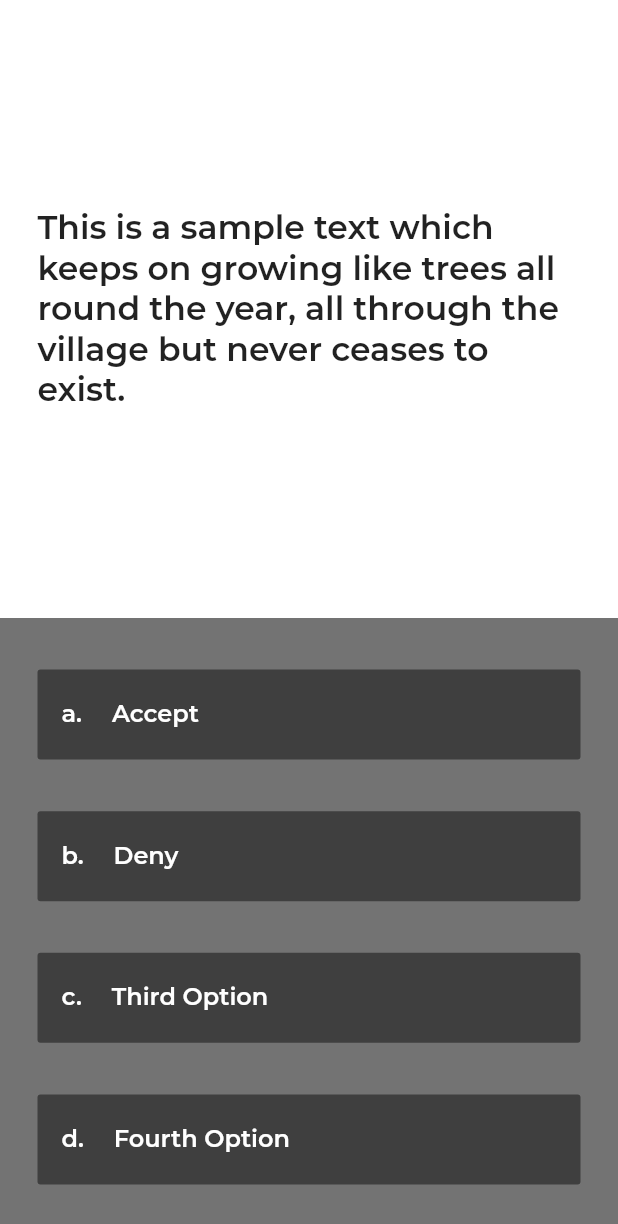
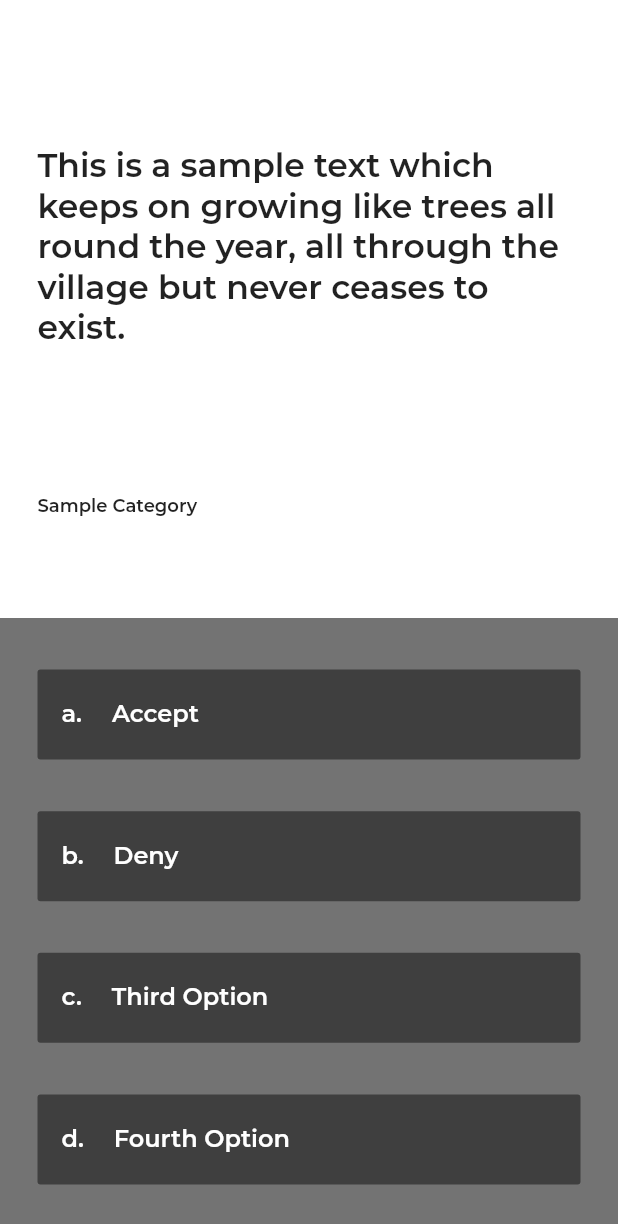
Before and after one commit to ArcherN9/LearningFlutter, a Flutter app: the screen it shows after launch, on a phone screen of 412 x 824 dp. Shown: the top 1224 px of the screen. Run offline on Flutter 3.47's test engine with Material 2 defaults, Android fonts, the phone set to English and light mode, and no system bars; our stand-ins replace audioplayers.

Commit message:
Rationale:
1. Modified Question Tile to include Category section along with the
   question and modified widgets for reusability

```diff
--- a/Quizzler/lib/Home/home.dart
+++ b/Quizzler/lib/Home/home.dart
@@ -28,7 +28,8 @@ class TopQuestionSection extends StatelessWidget {
     return Container(
       color: Colors.white,
       child: QuestionTile.builder(
-          'This is a sample text which keeps on growing like trees all round the year, all through the village but never ceases to exist.'),
+          'This is a sample text which keeps on growing like trees all round the year, all through the village but never ceases to exist.',
+          'Sample Category'),
     );
   }
 }
--- a/Quizzler/lib/Widgets/QuestionTile.dart
+++ b/Quizzler/lib/Widgets/QuestionTile.dart
@@ -4,37 +4,71 @@ class QuestionTile extends StatefulWidget {
   // The question to be displayed to the user
   String strQuestion;
 
-  QuestionTile.builder(this.strQuestion);
+  // The Domain / category of the question
+  String strDomain;
+
+  QuestionTile.builder(this.strQuestion, this.strDomain);
 
   @override
-  State<StatefulWidget> createState() => _QuestionTile(strQuestion);
+  State<StatefulWidget> createState() => _QuestionTile(strQuestion, strDomain);
 }
 
 class _QuestionTile extends State<QuestionTile> {
   // The question to be displayed to the user
   String strQuestion;
 
-  _QuestionTile(this.strQuestion);
+  // The Domain / category of the question
+  String strDomain;
+
+  _QuestionTile(this.strQuestion, this.strDomain);
 
   @override
   Widget build(BuildContext context) {
-    return Container(
+    return Column(
+        crossAxisAlignment: CrossAxisAlignment.start,
+        mainAxisSize: MainAxisSize.max,
+        children: [
+          Expanded(
+            flex: 4,
             child: Center(
               child: Padding(
-          padding: EdgeInsets.only(left: 25, right: 25),
+                padding: getQuestionTileMargins(),
                 child: Text(
                   this.strQuestion,
-            style: TextStyle(
-              color: Colors.black87,
-              fontWeight: FontWeight.bold,
-              fontSize: 22,
-              fontFamily: 'Montserrat',
-            ),
+                  style: getQuestionTileTextStyle(22),
                   softWrap: true,
                   textAlign: TextAlign.left,
                 ),
               ),
             ),
+          ),
+          Expanded(
+            flex: 1,
+            child: Padding(
+              padding: getQuestionTileMargins(),
+              child: Text(
+                this.strDomain,
+                style: getQuestionTileTextStyle(12),
+                softWrap: true,
+                textAlign: TextAlign.left,
+              ),
+            ),
+          ),
+        ]);
+  }
+
+  // Creates and returns edge insets for the quesion tile with
+  // 25 DP margins on the left & right
+  EdgeInsets getQuestionTileMargins() {
+    return EdgeInsets.only(left: 25, right: 25);
+  }
+
+  TextStyle getQuestionTileTextStyle(double fontSize) {
+    return TextStyle(
+      color: Colors.black87,
+      fontWeight: FontWeight.bold,
+      fontSize: fontSize,
+      fontFamily: 'Montserrat',
     );
   }
 }
```
Lines whose indentation alone changed are shown as unchanged.
